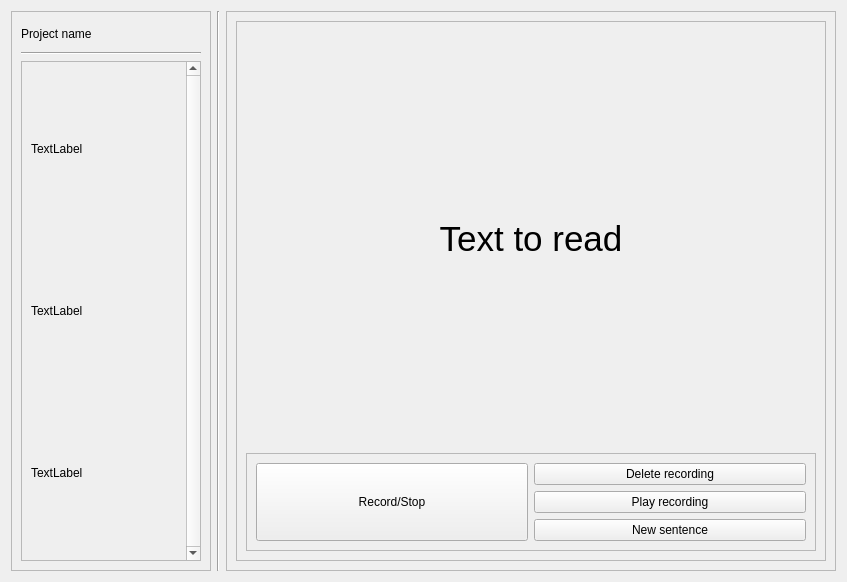
Old version of the form cloning/gui_utils/recording.ui in the repository JSansoP/TFG.
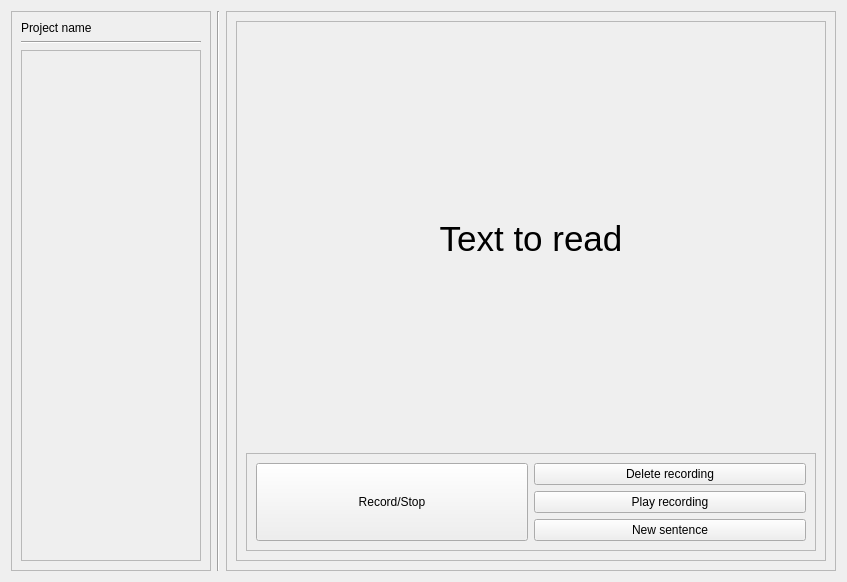
New version of the form.

```diff
--- a/cloning/gui_utils/recording.ui
+++ b/cloning/gui_utils/recording.ui
@@ -63,24 +63,6 @@
       </item>
       <item>
        <widget class="QScrollArea" name="scrollArea">
-        <property name="sizePolicy">
-         <sizepolicy hsizetype="Expanding" vsizetype="Fixed">
-          <horstretch>0</horstretch>
-          <verstretch>0</verstretch>
-         </sizepolicy>
-        </property>
-        <property name="minimumSize">
-         <size>
-          <width>0</width>
-          <height>500</height>
-         </size>
-        </property>
-        <property name="verticalScrollBarPolicy">
-         <enum>Qt::ScrollBarAlwaysOn</enum>
-        </property>
-        <property name="horizontalScrollBarPolicy">
-         <enum>Qt::ScrollBarAlwaysOff</enum>
-        </property>
         <property name="widgetResizable">
          <bool>true</bool>
         </property>
@@ -89,45 +71,11 @@
           <rect>
            <x>0</x>
            <y>0</y>
-           <width>161</width>
-           <height>498</height>
+           <width>178</width>
+           <height>514</height>
           </rect>
          </property>
-         <property name="sizePolicy">
-          <sizepolicy hsizetype="Preferred" vsizetype="Preferred">
-           <horstretch>0</horstretch>
-           <verstretch>0</verstretch>
-          </sizepolicy>
-         </property>
-         <property name="minimumSize">
-          <size>
-           <width>0</width>
-           <height>400</height>
-          </size>
-         </property>
-         <layout class="QVBoxLayout" name="verticalLayout_5">
-          <item>
-           <widget class="QLabel" name="label">
-            <property name="text">
-             <string>TextLabel</string>
-            </property>
-           </widget>
-          </item>
-          <item>
-           <widget class="QLabel" name="label_2">
-            <property name="text">
-             <string>TextLabel</string>
-            </property>
-           </widget>
-          </item>
-          <item>
-           <widget class="QLabel" name="label_3">
-            <property name="text">
-             <string>TextLabel</string>
-            </property>
-           </widget>
-          </item>
-         </layout>
+         <layout class="QVBoxLayout" name="verticalLayout_4"/>
         </widget>
        </widget>
       </item>
```
Left out of the diff: 6 changed lines with no effect on the pictures.
